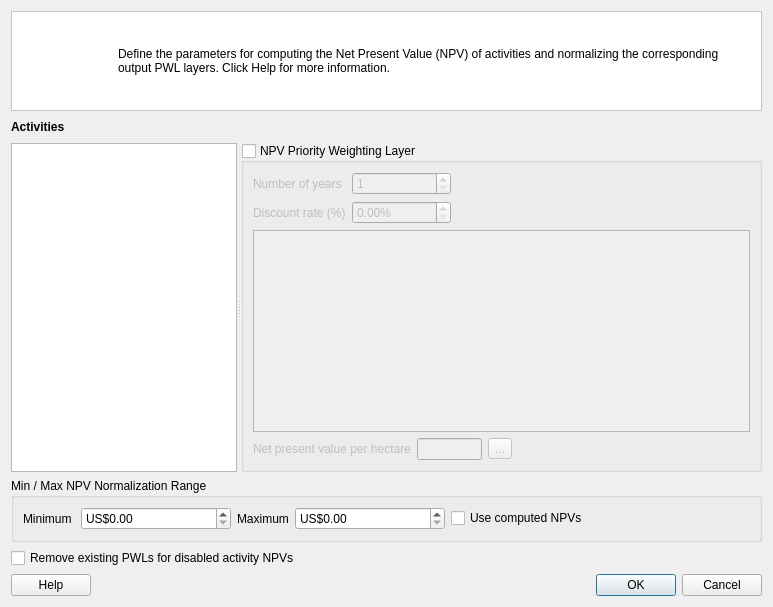
The window that src/cplus_plugin/ui/financial_pwl_dialog.ui (ConservationInternational/cplus-plugin) describes before a commit, drawn with Qt 5.
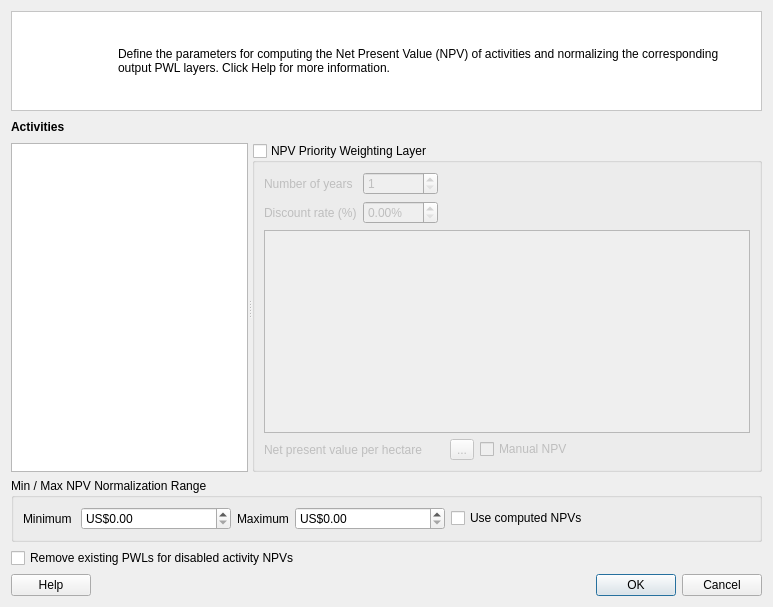
The same window after the commit. Custom widgets are drawn as their Qt base class.

Commit message: Add line edit with display and edit roles for NPV.

The edit to the form file:
```diff
--- a/src/cplus_plugin/ui/financial_pwl_dialog.ui
+++ b/src/cplus_plugin/ui/financial_pwl_dialog.ui
@@ -41,57 +41,41 @@
        <bool>false</bool>
       </property>
       <layout class="QGridLayout" name="gridLayout">
-       <item row="0" column="0">
+       <item row="4" column="6">
+        <spacer name="horizontalSpacer_3">
+         <property name="orientation">
+          <enum>Qt::Horizontal</enum>
+         </property>
+         <property name="sizeHint" stdset="0">
+          <size>
+           <width>212</width>
+           <height>17</height>
+          </size>
+         </property>
+        </spacer>
+       </item>
+       <item row="4" column="5">
+        <widget class="QCheckBox" name="cb_manual_npv">
+         <property name="text">
+          <string>Manual NPV</string>
+         </property>
+        </widget>
+       </item>
+       <item row="1" column="0">
         <widget class="QLabel" name="label_4">
          <property name="text">
           <string>Number of years</string>
          </property>
         </widget>
        </item>
-       <item row="0" column="1" colspan="2">
-        <widget class="QSpinBox" name="sb_num_years">
-         <property name="minimum">
-          <number>1</number>
-         </property>
-         <property name="maximum">
-          <number>99</number>
-         </property>
-         <property name="value">
-          <number>1</number>
-         </property>
-        </widget>
-       </item>
-       <item row="0" column="3" colspan="3">
-        <spacer name="horizontalSpacer_2">
-         <property name="orientation">
-          <enum>Qt::Horizontal</enum>
-         </property>
-         <property name="sizeHint" stdset="0">
-          <size>
-           <width>294</width>
-           <height>17</height>
-          </size>
-         </property>
-        </spacer>
-       </item>
-       <item row="1" column="0">
+       <item row="2" column="0">
         <widget class="QLabel" name="label_5">
          <property name="text">
           <string>Discount rate (%)</string>
          </property>
         </widget>
        </item>
-       <item row="1" column="1" colspan="2">
-        <widget class="QDoubleSpinBox" name="sb_discount">
-         <property name="suffix">
-          <string>%</string>
-         </property>
-         <property name="maximum">
-          <double>100.000000000000000</double>
-         </property>
-        </widget>
-       </item>
-       <item row="1" column="3" colspan="3">
+       <item row="2" column="3" colspan="4">
         <spacer name="horizontalSpacer">
          <property name="orientation">
           <enum>Qt::Horizontal</enum>
@@ -104,28 +88,57 @@
          </property>
         </spacer>
        </item>
-       <item row="2" column="0" colspan="6">
+       <item row="1" column="3" colspan="4">
+        <spacer name="horizontalSpacer_2">
+         <property name="orientation">
+          <enum>Qt::Horizontal</enum>
+         </property>
+         <property name="sizeHint" stdset="0">
+          <size>
+           <width>294</width>
+           <height>17</height>
+          </size>
+         </property>
+        </spacer>
+       </item>
+       <item row="3" column="0" colspan="7">
         <widget class="QTableView" name="tv_revenue_costs">
          <attribute name="verticalHeaderVisible">
           <bool>false</bool>
          </attribute>
         </widget>
        </item>
-       <item row="3" column="0" colspan="2">
+       <item row="4" column="0" colspan="2">
         <widget class="QLabel" name="label_6">
          <property name="text">
           <string>Net present value per hectare</string>
          </property>
         </widget>
        </item>
-       <item row="3" column="2" colspan="2">
-        <widget class="QLineEdit" name="txt_npv">
-         <property name="readOnly">
-          <bool>true</bool>
+       <item row="2" column="1" colspan="2">
+        <widget class="QDoubleSpinBox" name="sb_discount">
+         <property name="suffix">
+          <string>%</string>
          </property>
+         <property name="maximum">
+          <double>100.000000000000000</double>
+         </property>
         </widget>
        </item>
-       <item row="3" column="4">
+       <item row="1" column="1" colspan="2">
+        <widget class="QSpinBox" name="sb_num_years">
+         <property name="minimum">
+          <number>1</number>
+         </property>
+         <property name="maximum">
+          <number>99</number>
+         </property>
+         <property name="value">
+          <number>1</number>
+         </property>
+        </widget>
+       </item>
+       <item row="4" column="4">
         <widget class="QToolButton" name="tb_copy_npv">
          <property name="toolTip">
           <string>Copy NPV</string>
@@ -135,18 +148,8 @@
          </property>
         </widget>
        </item>
-       <item row="3" column="5">
-        <spacer name="horizontalSpacer_3">
-         <property name="orientation">
-          <enum>Qt::Horizontal</enum>
-         </property>
-         <property name="sizeHint" stdset="0">
-          <size>
-           <width>212</width>
-           <height>17</height>
-          </size>
-         </property>
-        </spacer>
+       <item row="4" column="2" colspan="2">
+        <layout class="QHBoxLayout" name="npv_layout"/>
        </item>
       </layout>
      </widget>
```
Left out of the diff: 410 changed lines with no effect on the pictures. The commit also changes 3 other files.
